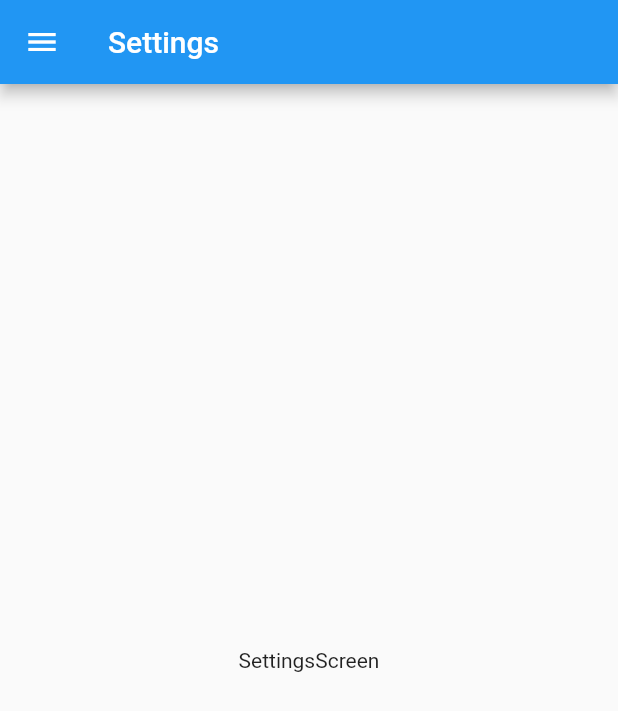
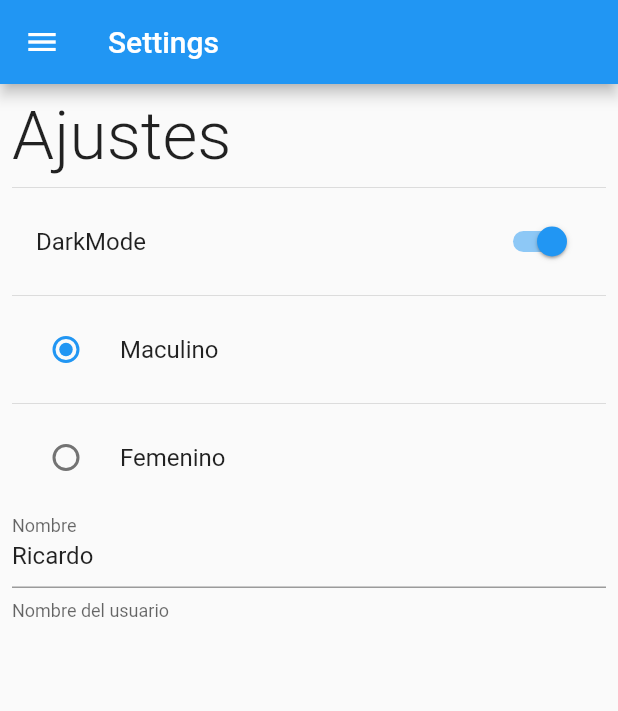
Before and after one commit to Ricardohm7/preferences_app, a Flutter app: the screen it shows after launch, in the side drawer, after a tap on "Home", on a phone screen of 412 x 824 dp. Shown: the top 711 px of the screen. Run offline on Flutter 3.47's test engine with Material 2 defaults, Android fonts, the phone set to English and light mode, and no system bars.

Commit message:
Input radio and text field added to SettingsScreen

```diff
--- a/lib/screens/home_screen.dart
+++ b/lib/screens/home_screen.dart
@@ -12,9 +12,14 @@ class HomeScreen extends StatelessWidget {
     return Scaffold(
       drawer: const SideMenu(),
       appBar: AppBar(title: const Text('Home')),
-      body: const Center(
-        child: Text('HomeScreen'),
-      ),
+      body: Column(mainAxisAlignment: MainAxisAlignment.center, children: [
+        Text('isDarkMode;'),
+        Divider(),
+        Text('Género: '),
+        Divider(),
+        Text('Nombre de usuario'),
+        Divider(),
+      ]),
     );
   }
 }
--- a/lib/screens/settings_screen.dart
+++ b/lib/screens/settings_screen.dart
@@ -11,9 +11,39 @@ class SettingsScreen extends StatelessWidget {
     return Scaffold(
       appBar: AppBar(title: const Text('Settings')),
       drawer: const SideMenu(),
-      body: const Center(
-        child: Text('SettingsScreen'),
-      ),
+      body: SingleChildScrollView(
+          padding: const EdgeInsets.all(8.0),
+          child: Column(
+            crossAxisAlignment: CrossAxisAlignment.start,
+            children: [
+              const Text(
+                'Ajustes',
+                style: TextStyle(fontSize: 45, fontWeight: FontWeight.w300),
+              ),
+              const Divider(),
+              SwitchListTile.adaptive(
+                  value: true,
+                  title: const Text('DarkMode'),
+                  onChanged: (value) {}),
+              const Divider(),
+              RadioListTile<int>(
+                  title: Text('Maculino'),
+                  value: 1,
+                  groupValue: 1,
+                  onChanged: (value) {}),
+              const Divider(),
+              RadioListTile<int>(
+                  title: Text('Femenino'),
+                  value: 2,
+                  groupValue: 1,
+                  onChanged: (value) {}),
+              TextFormField(
+                initialValue: 'Ricardo',
+                decoration: const InputDecoration(
+                    labelText: 'Nombre', helperText: 'Nombre del usuario'),
+              )
+            ],
+          )),
     );
   }
 }
```
